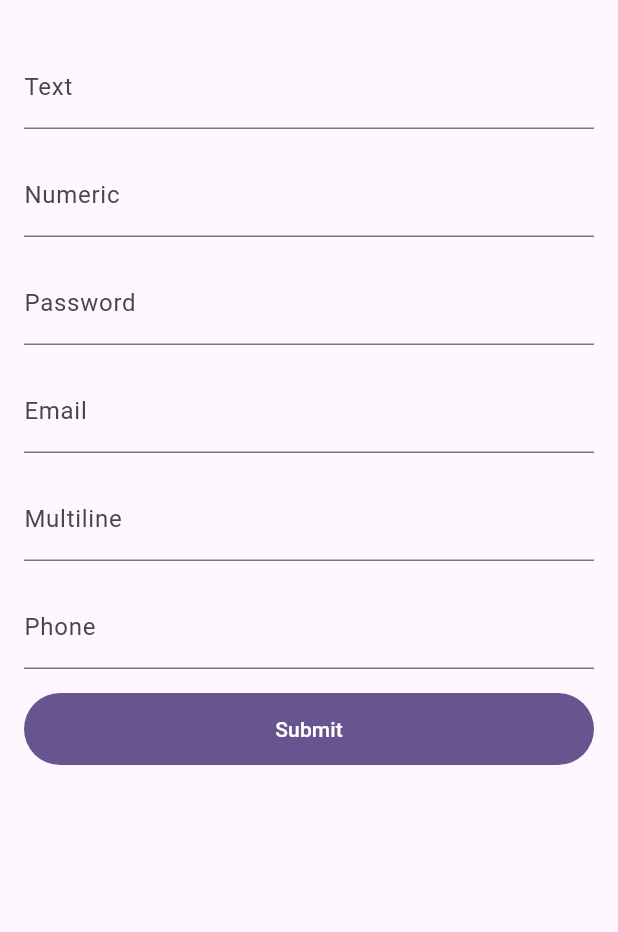
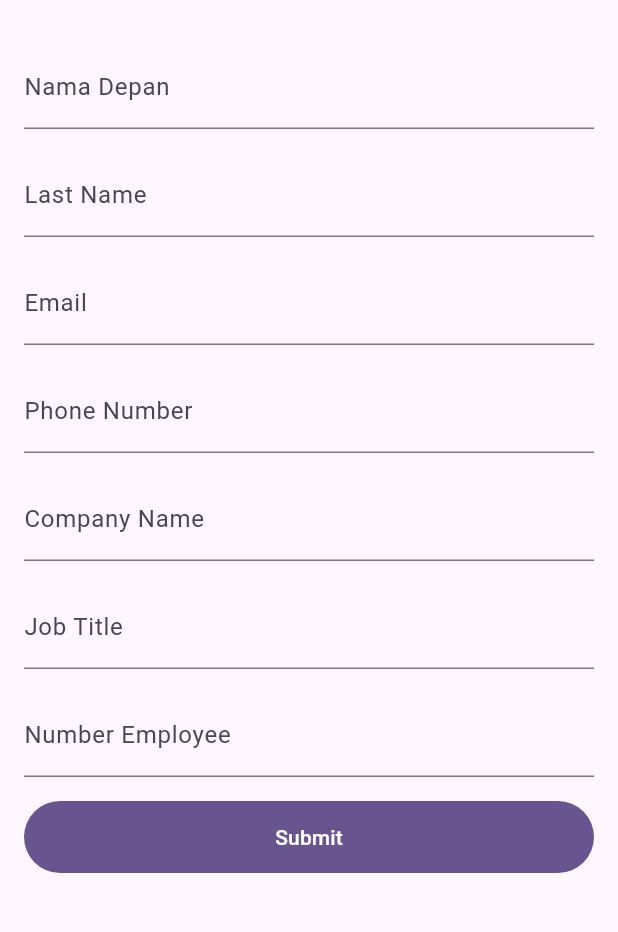
Before and after one commit to teknologicakrainternasional/formify, a Flutter app: the screen it shows after launch, after a tap on "Submit", on a phone screen of 412 x 824 dp, the part 63-995 px from its top. Run offline on Flutter 3.47's test engine with Material 2 defaults, Android fonts, the phone set to English and light mode, and no system bars.

Commit message:
feat: handle text capitalization

```diff
--- a/example/lib/form_demo.dart
+++ b/example/lib/form_demo.dart
@@ -3,16 +3,28 @@ import 'package:formify/formify.dart';
 class FormDemo extends FormifyForms {
   @override
   Map<String, String> get attributes => {
-        'text': FT.text,
-        'numeric': FT.numeric,
-        'password': FT.password,
+        'first_name': FT.name,
+        'last_name': FT.name,
         'email': FT.email,
-        'multiline': FT.multiline,
-        'phone': FT.phone,
+        'phone_number': FT.phone,
+        'company_name': FT.name,
+        'job_title': FT.name,
+        'number_employee': FT.numeric,
       };
 
   @override
   Map<String, List<String>> get validators => {
-        'text': [FR.required],
+        'first_name': [FR.required],
+        'last_name': [FR.required],
+        'email': [FR.required, FR.email],
+        'phone_number': [FR.required],
+        'company_name': [FR.required],
+        'job_title': [FR.required],
+        'number_employee': [FR.required, FR.numeric],
       };
+
+  @override
+  Map<String, String> get labels => {
+    'first_name': 'Nama Depan',
+  };
 }
--- a/example/lib/main.dart
+++ b/example/lib/main.dart
@@ -48,7 +48,9 @@ class _MyHomePageState extends State<MyHomePage> {
               height: 48,
               child: FilledButton(
                 onPressed: () {
-                  print(formDemo.getValues());
+                  //print(formDemo.getValues());
+                  formDemo.setErrorMessage('last_name', 'Namanya jelek');
+                  print(formDemo.getErrors().toString());
                 },
                 child: const Text('Submit'),
               ),
--- a/lib/constants/ft.dart
+++ b/lib/constants/ft.dart
@@ -7,4 +7,5 @@ class FT{
   static const String email = 'email';
   static const String multiline = 'multiline';
   static const String phone = 'phone';
+  static const String name = 'name';
 }
--- a/lib/extensions/string_extensions.dart
+++ b/lib/extensions/string_extensions.dart
@@ -15,6 +15,8 @@ extension FormifyStringX on String {
         return TextInputType.multiline;
       case FT.phone:
         return TextInputType.phone;
+      case FT.name:
+        return TextInputType.name;
     }
     return TextInputType.text;
   }
@@ -30,107 +32,90 @@ extension FormifyStringX on String {
       case "required":
         return Required(
             value: value, attribute: attribute, customMessage: customMessage);
-
       case "email":
         return Email(
             value: value, attribute: attribute, customMessage: customMessage);
-
       case "ip":
         return IpAddress(
             value: value, attribute: attribute, customMessage: customMessage);
-
       case "url":
         return URL(
             value: value, attribute: attribute, customMessage: customMessage);
-
       case "starts_with":
         return StartsWith(
             value: value,
             extra: extra!,
             attribute: attribute,
             customMessage: customMessage);
-
       case "same":
         return Same(
             value: value,
             extra: extra!,
             attribute: attribute,
             customMessage: customMessage);
-
       case "ends_with":
         return EndsWith(
             value: value,
             extra: extra!,
             attribute: attribute,
             customMessage: customMessage);
-
       case "between":
         return Between(
             value: value,
             extra: extra!,
             attribute: attribute,
             customMessage: customMessage);
-
       case "max":
         return Max(
             value: value,
             extra: extra!,
             attribute: attribute,
             customMessage: customMessage);
-
       case "min":
         return Min(
             value: value,
             extra: extra!,
             attribute: attribute,
             customMessage: customMessage);
-
       case "in":
         return In(
             value: value,
             extra: extra!,
             attribute: attribute,
             customMessage: customMessage);
-
       case "not_in":
         return NotIn(
             value: value,
             extra: extra!,
             attribute: attribute,
             customMessage: customMessage);
-
       case "gt":
         return GreaterThan(
             value: value,
             extra: extra!,
             attribute: attribute,
             customMessage: customMessage);
-
       case "gte":
         return GreaterThanOrEqual(
             value: value,
             extra: extra!,
             attribute: attribute,
             customMessage: customMessage);
-
       case "lt":
         return LessThan(
             value: value,
             extra: extra!,
             attribute: attribute,
             customMessage: customMessage);
-
       case "lte":
         return LessThanOrEqual(
             value: value,
             extra: extra!,
             attribute: attribute,
             customMessage: customMessage);
-
       case "double":
         return Double(
             value: value, attribute: attribute, customMessage: customMessage);
-
       case "interger":
         return Integer(
             value: value, attribute: attribute, customMessage: customMessage);
@@ -138,11 +123,9 @@ extension FormifyStringX on String {
       case "numeric":
         return Numeric(
             value: value, attribute: attribute, customMessage: customMessage);
-
       case "alpha_num":
         return Integer(
             value: value, attribute: attribute, customMessage: customMessage);
-
       case "lowercase":
         return LowerCase(
             value: value, attribute: attribute, customMessage: customMessage);
@@ -150,14 +133,12 @@ extension FormifyStringX on String {
       case "uppercase":
         return UpperCase(
             value: value, attribute: attribute, customMessage: customMessage);
-
       case "regex":
         return RegEx(
             value: value,
             attribute: attribute,
             customMessage: customMessage,
             extra: extra!);
-
       default:
         return Required(
             value: value, attribute: attribute, customMessage: customMessage);
--- a/lib/formify_forms.dart
+++ b/lib/formify_forms.dart
@@ -60,7 +60,6 @@ class FormifyForms {
     clearErrorMessages(attribute);
     _values[attribute] = value;
     validateAttribute(attribute, value);
-    print(getRule(attribute));
   }
 
   bool isValid(){
@@ -124,8 +123,8 @@ class FormifyForms {
     _errors.clear();
   }
 
-  Map<String, String> getErrors() {
-    final Map<String, String> errors = Map.from(_errors);
+  Map<String, List<String>> getErrors() {
+    final Map<String, List<String>> errors = Map.from(_errors);
     errors.removeWhere((key, value) => !attributes.containsKey(key));
     return errors;
   }
--- a/lib/widgets/formify_text_field.dart
+++ b/lib/widgets/formify_text_field.dart
@@ -69,6 +69,13 @@ class FormifyTextField extends StatelessWidget {
     return textInputAction;
   }
 
+  TextCapitalization get tCapitalization {
+    if(keyboardType == TextInputType.name){
+      return TextCapitalization.words;
+    }
+    return textCapitalization;
+  }
+
   @override
   Widget build(BuildContext context) {
     return TextFormField(
@@ -77,7 +84,7 @@ class FormifyTextField extends StatelessWidget {
       key: key,
       focusNode: focusNode,
       keyboardType: keyboardType,
-      textCapitalization: textCapitalization,
+      textCapitalization: tCapitalization,
       textInputAction: tiAction,
       obscureText: obscureText,
       autocorrect: false,
```
Also changed, not shown: lib/constants/fv.dart (+8 -10 lines).
